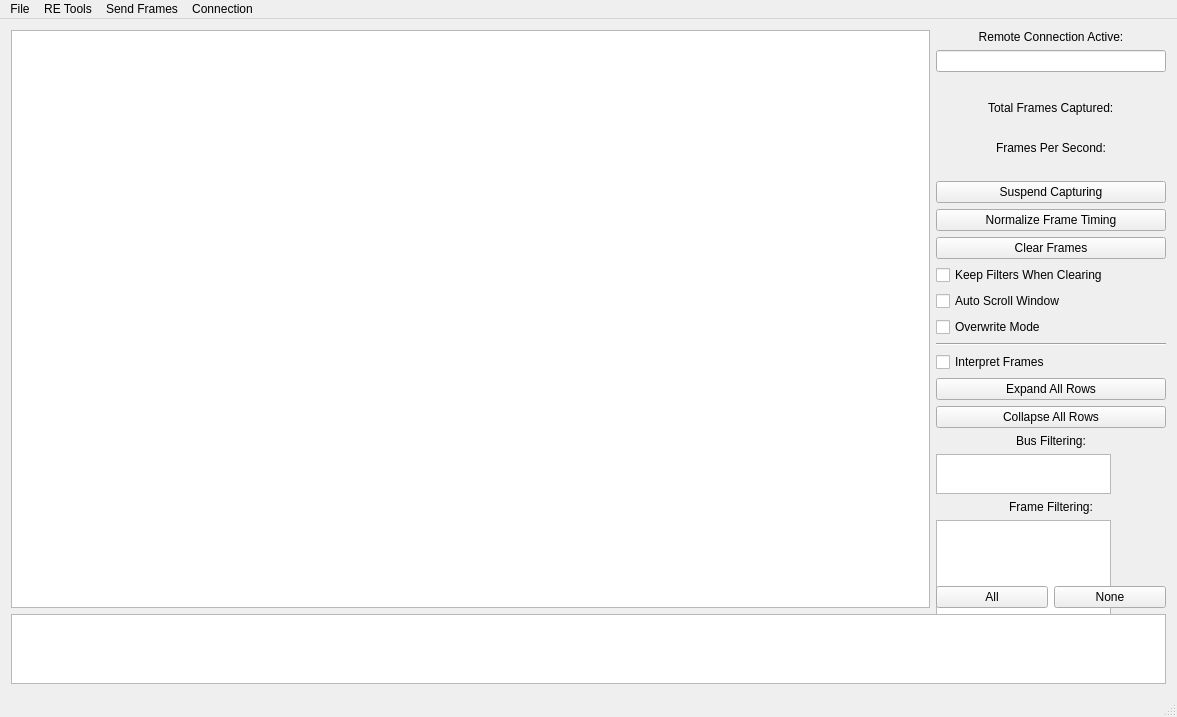
Above: ui/mainwindow.ui from collin80/SavvyCAN before the change. Below: the same form after it.
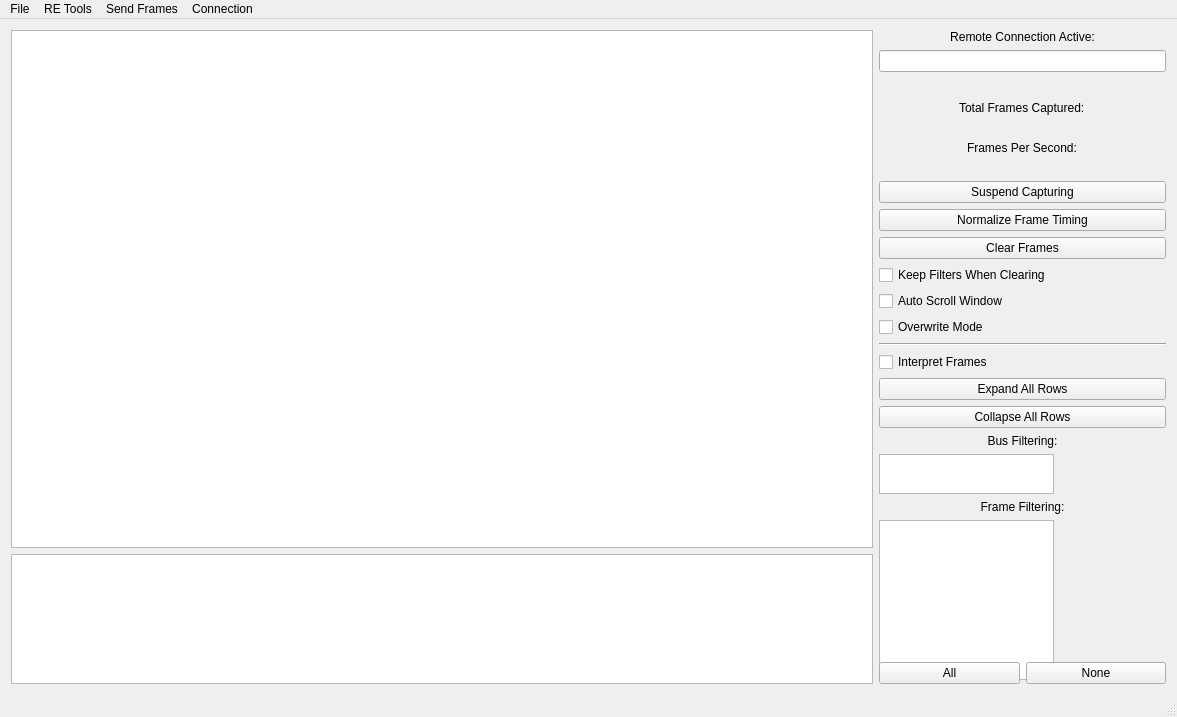
That is the form after the change.

Commit message: Sender at bottom of main window is now operational.

What changed in the file:
```diff
--- a/ui/mainwindow.ui
+++ b/ui/mainwindow.ui
@@ -26,9 +26,11 @@
    <string>SavvyCAN</string>
   </property>
   <widget class="QWidget" name="centralWidget">
-   <layout class="QVBoxLayout" name="verticalLayout_2" stretch="5,1">
+   <layout class="QVBoxLayout" name="verticalLayout_2" stretch="0">
     <item>
-     <layout class="QHBoxLayout" name="horizontalLayout_2" stretch="4,1">
+     <layout class="QHBoxLayout" name="horizontalLayout_2" stretch="3,1">
+      <item>
+       <layout class="QVBoxLayout" name="verticalLayout_3" stretch="4,1">
       <item>
        <widget class="QTableView" name="canFramesView">
         <property name="font">
@@ -49,6 +51,11 @@
        </widget>
       </item>
       <item>
+         <widget class="QTableWidget" name="tableSimpleSender"/>
+        </item>
+       </layout>
+      </item>
+      <item>
        <layout class="QVBoxLayout" name="verticalLayout">
         <item>
          <widget class="QLabel" name="lblRemoteConn">
@@ -364,9 +371,6 @@
       </item>
      </layout>
     </item>
-    <item>
-     <widget class="QTableWidget" name="tableSimpleSender"/>
-    </item>
    </layout>
   </widget>
   <widget class="QMenuBar" name="menuBar">
```
Lines whose indentation alone changed are shown as unchanged. The commit also changes 3 other files.
